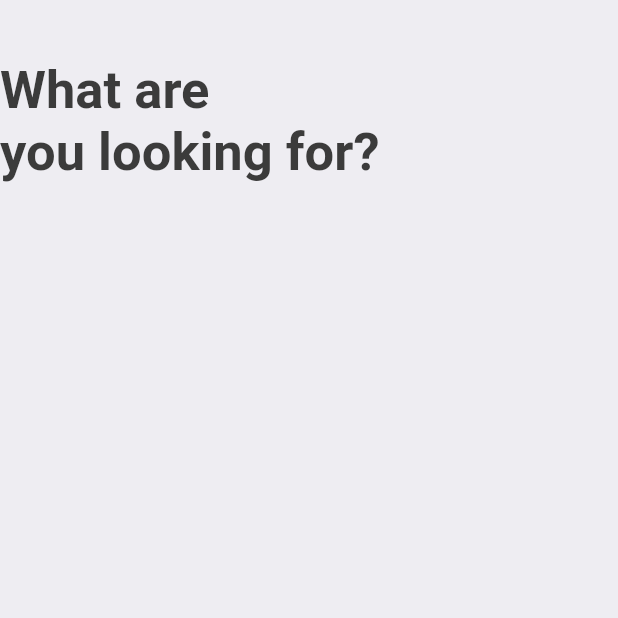
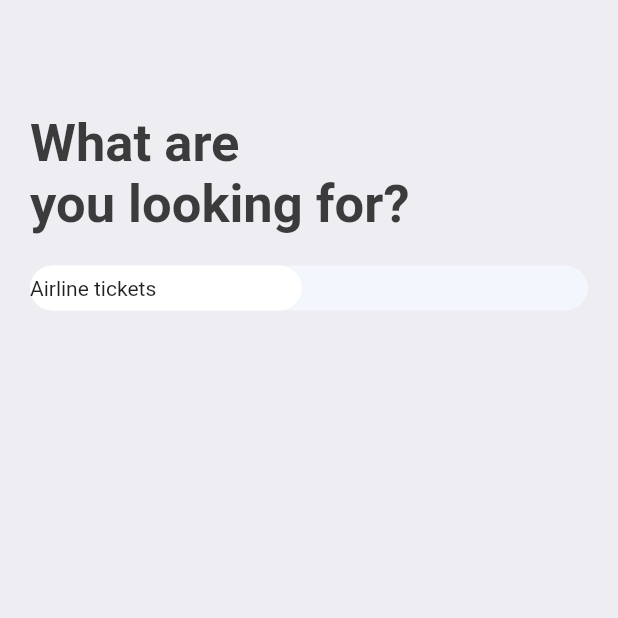
Before and after one commit to mrojasb2000/flutter_booktickets_app, a Flutter app: the SearchScreen screen opened directly, on a phone screen of 412 x 824 dp, the top half of it. Run offline on Flutter 3.47's test engine with Material 2 defaults, Android fonts, the phone set to English and light mode, and no system bars; our stand-ins replace fluentui_icons, gap, get.

Commit message:
chore: add options selector

```diff
--- a/lib/screens/search_screen.dart
+++ b/lib/screens/search_screen.dart
@@ -8,14 +8,40 @@ class SearchScreen extends StatelessWidget {
 
   @override
   Widget build(BuildContext context) {
+    final size = AppLayout.getSize(context);
     return Scaffold(
         backgroundColor: Styles.bgColor,
         body: ListView(
-          children: [
-            Gap(AppLayout.getHeight(40)),
-            Text("What are\nyou looking for?",
-                style: Styles.headLineStyle1.copyWith(fontSize: 35))
-          ],
-        ));
+            padding: EdgeInsets.symmetric(
+                horizontal: AppLayout.getWidth(20),
+                vertical: AppLayout.getHeight(35)),
+            children: [
+              Gap(AppLayout.getHeight(40)),
+              Text("What are\nyou looking for?",
+                  style: Styles.headLineStyle1
+                      .copyWith(fontSize: AppLayout.getHeight(35))),
+              Gap(AppLayout.getHeight(20)),
+              Container(
+                decoration: BoxDecoration(
+                  borderRadius: BorderRadius.circular(AppLayout.getHeight(50)),
+                  color: const Color(0xFFF4F6FD),
+                ),
+                child: Row(
+                  children: [
+                    Container(
+                      width: size.width * .44,
+                      padding: EdgeInsets.symmetric(
+                          vertical: AppLayout.getHeight(7)),
+                      decoration: BoxDecoration(
+                        borderRadius:
+                            BorderRadius.circular(AppLayout.getHeight(50)),
+                        color: Colors.white,
+                      ),
+                      child: const Text("Airline tickets"),
+                    ),
+                  ],
+                ),
+              )
+            ]));
   }
 }
```
